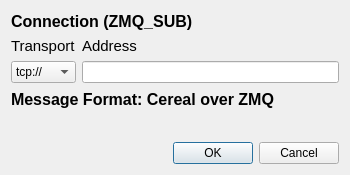
The window that plugins/DataStreamCereal/datastream_cereal.ui (commaai/PlotJuggler) describes before a commit, drawn with Qt 5.
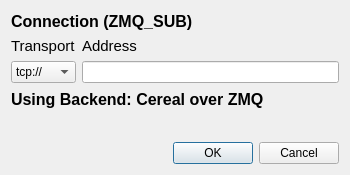
The same window after the commit.

```diff
--- a/plugins/DataStreamCereal/datastream_cereal.ui
+++ b/plugins/DataStreamCereal/datastream_cereal.ui
@@ -93,7 +93,7 @@
       </font>
      </property>
      <property name="text">
-      <string>Message Format: Cereal over ZMQ</string>
+      <string>Using Backend: Cereal over ZMQ</string>
      </property>
     </widget>
    </item>
```
Left out of the diff: 2 changed lines with no effect on the pictures.
